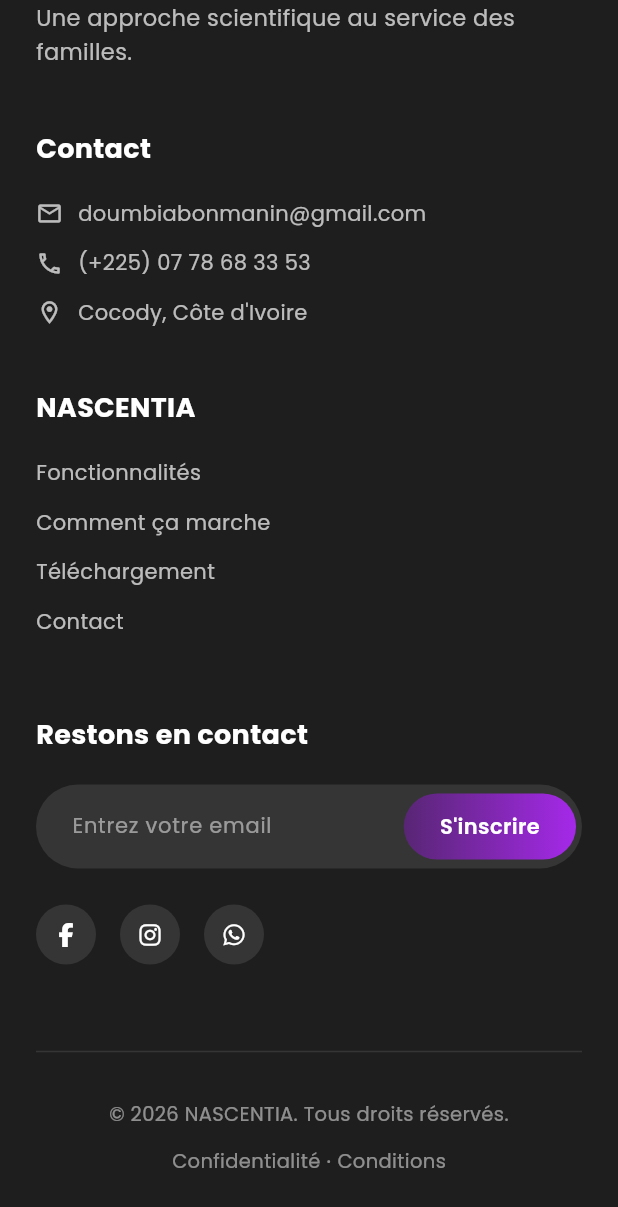
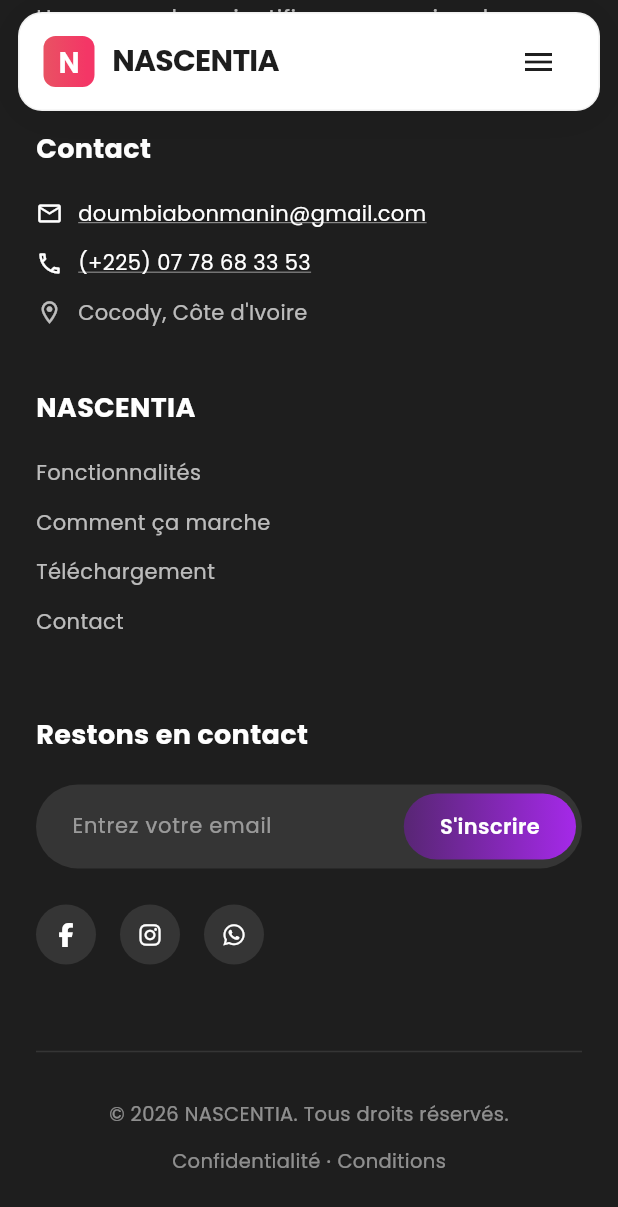
Before and after one commit to Gouzman/app.nascentia.com, a Flutter app: the DownloadPage screen opened by its route, scrolled down 3444 dp, on a phone screen of 412 x 824 dp. Shown: the top 1207 px of the screen. Run offline on Flutter 3.47's test engine with Material 3 defaults, Android fonts, the phone set to English and light mode, and no system bars; our stand-ins replace font_awesome_flutter, google_fonts, supabase_flutter; accounts and stored records are empty.

Commit message:
feat: nav sticky animée, menu fonctionnel, images réelles et contact cliquable
- Nav : position normale au chargement, slide depuis le haut au scroll (AnimatedSlide + AnimatedOpacity)
- DownloadPage : menu items naviguent vers HomePage + scroll vers la section cible
- Footer : liens Contact/Fonctionnalités fonctionnels depuis DownloadPage
- Contacts cliquables : email (mailto:), téléphone (tel:) dans footer et nav
- Images réelles : image_header-1/2, image_section1/2, 6 screenshots DownloadPage
- pubspec.yaml : chemin assets corrigé (lib/assets/images/)

Co-Authored-By: Claude Sonnet 4.6 <noreply@anthropic.com>

```diff
--- a/lib/pages/download_page.dart
+++ b/lib/pages/download_page.dart
@@ -18,6 +18,8 @@ class DownloadPage extends StatefulWidget {
 class _DownloadPageState extends State<DownloadPage> {
   int _selectedScreenshot = 0;
   bool _isDownloadHovered = false;
+  final ScrollController _scrollController = ScrollController();
+  bool _isNavScrolled = false;
 
   List<Review> _reviews = [];
   int _downloadsCount = 0;
@@ -52,6 +54,18 @@ class _DownloadPageState extends State<DownloadPage> {
   void initState() {
     super.initState();
     _loadData();
+    _scrollController.addListener(() {
+      final scrolled = _scrollController.offset > 100;
+      if (scrolled != _isNavScrolled) {
+        setState(() => _isNavScrolled = scrolled);
+      }
+    });
+  }
+
+  @override
+  void dispose() {
+    _scrollController.dispose();
+    super.dispose();
   }
 
   Future<void> _loadData() async {
@@ -104,10 +118,13 @@ class _DownloadPageState extends State<DownloadPage> {
 
     return Scaffold(
       backgroundColor: AppColors.lightBg,
-      body: SingleChildScrollView(
+      body: Stack(
+        children: [
+          SingleChildScrollView(
+            controller: _scrollController,
             child: Column(
               children: [
-            // Navigation
+                // Nav en position normale (scrolle avec le contenu)
                 const TopNavigationBar(),
 
                 // Contenu principal
@@ -189,6 +206,28 @@ class _DownloadPageState extends State<DownloadPage> {
                 const AppFooter(),
               ],
             ),
+          ),
+
+          // Nav sticky — slide depuis le haut quand on dépasse la nav originale
+          Positioned(
+            top: 0,
+            left: 0,
+            right: 0,
+            child: AnimatedSlide(
+              offset: _isNavScrolled ? Offset.zero : const Offset(0, -1.5),
+              duration: const Duration(milliseconds: 350),
+              curve: Curves.easeOutCubic,
+              child: AnimatedOpacity(
+                opacity: _isNavScrolled ? 1.0 : 0.0,
+                duration: const Duration(milliseconds: 250),
+                child: IgnorePointer(
+                  ignoring: !_isNavScrolled,
+                  child: const TopNavigationBar(isScrolled: true),
+                ),
+              ),
+            ),
+          ),
+        ],
       ),
     );
   }
@@ -380,13 +419,14 @@ class _DownloadPageState extends State<DownloadPage> {
 
   // Screenshots section
   Widget _buildScreenshotsSection(bool isMobile, bool isTablet) {
-    final screenshots = [
-      {'icon': Icons.calendar_month, 'color': AppColors.purple},
-      {'icon': Icons.analytics, 'color': AppColors.primary},
-      {'icon': Icons.favorite, 'color': AppColors.secondary},
-      {'icon': Icons.insights, 'color': const Color(0xFF7B3AA0)},
+    const screenshots = [
+      'lib/assets/images/Download_ScrenShot-1.jpg',
+      'lib/assets/images/Download_ScrenShot-2.png',
+      'lib/assets/images/Download_ScrenShot-3.png',
+      'lib/assets/images/Download_ScrenShot-4.png',
+      'lib/assets/images/Download_ScrenShot-5.png',
+      'lib/assets/images/Download_ScrenShot-6.png',
     ];
-    const screenshotDurations = [260, 320, 280, 350];
 
     return Column(
       crossAxisAlignment: CrossAxisAlignment.start,
@@ -401,7 +441,7 @@ class _DownloadPageState extends State<DownloadPage> {
           child: Row(
             children: screenshots.asMap().entries.map((entry) {
               final index = entry.key;
-              final screenshot = entry.value;
+              final path = entry.value;
               final isSelected = _selectedScreenshot == index;
 
               return Padding(
@@ -409,40 +449,40 @@ class _DownloadPageState extends State<DownloadPage> {
                 child: GestureDetector(
                   onTap: () => setState(() => _selectedScreenshot = index),
                   child: AnimatedContainer(
-                    duration: Duration(
-                        milliseconds: screenshotDurations[index]),
+                    duration: const Duration(milliseconds: 280),
+                    curve: Curves.easeOutCubic,
                     width: isMobile ? 140 : 200,
                     height: isMobile ? 280 : 400,
                     decoration: BoxDecoration(
-                      gradient: LinearGradient(
-                        begin: Alignment.topLeft,
-                        end: Alignment.bottomRight,
-                        colors: [
-                          screenshot['color'] as Color,
-                          (screenshot['color'] as Color).withValues(alpha: 0.8),
-                        ],
-                      ),
                       borderRadius: BorderRadius.circular(20),
                       border: isSelected
-                          ? Border.all(
-                              color: AppColors.primary,
-                              width: 3,
-                            )
-                          : null,
+                          ? Border.all(color: AppColors.primary, width: 3)
+                          : Border.all(
+                              color: AppColors.greyLight.withValues(alpha: 0.15),
+                              width: 1,
+                            ),
                       boxShadow: [
                         BoxShadow(
-                          color: (screenshot['color'] as Color)
-                              .withValues(alpha: 0.3),
-                          blurRadius: isSelected ? 25 : 15,
-                          offset: Offset(0, isSelected ? 12 : 8),
-                        ),
-                      ],
-                    ),
-                    child: Center(
-                      child: Icon(
-                        screenshot['icon'] as IconData,
-                        size: isMobile ? 60 : 80,
-                        color: AppColors.white,
+                          color: Colors.black
+                              .withValues(alpha: isSelected ? 0.18 : 0.08),
+                          blurRadius: isSelected ? 24 : 12,
+                          offset: Offset(0, isSelected ? 10 : 4),
+                        ),
+                      ],
+                    ),
+                    child: ClipRRect(
+                      borderRadius: BorderRadius.circular(
+                          isSelected ? 17 : 20),
+                      child: Image.asset(
+                        path,
+                        fit: BoxFit.cover,
+                        errorBuilder: (_, __, ___) => Container(
+                          color: AppColors.greyLight.withValues(alpha: 0.1),
+                          child: const Center(
+                            child: Icon(Icons.image_not_supported_outlined,
+                                color: Colors.grey),
+                          ),
+                        ),
                       ),
                     ),
                   ),
--- a/lib/sections/fast_order_section.dart
+++ b/lib/sections/fast_order_section.dart
@@ -115,7 +115,7 @@ class _FastOrderSectionState extends State<FastOrderSection> {
               child: _buildPhoneMockup(
                 phoneWidth,
                 phoneHeight,
-                'assets/images/phone_2.png',
+                'lib/assets/images/image_section2-2.png',
                 isBack: true,
               ),
             ),
@@ -128,7 +128,7 @@ class _FastOrderSectionState extends State<FastOrderSection> {
               child: _buildPhoneMockup(
                 phoneWidth,
                 phoneHeight,
-                'assets/images/phone_1.png',
+                'lib/assets/images/image_section2-1.png',
                 isBack: false,
               ),
             ),
--- a/lib/sections/hero_section.dart
+++ b/lib/sections/hero_section.dart
@@ -275,7 +275,7 @@ class _HeroSectionState extends State<HeroSection>
           right: isDesktop ? 100 : 50,
           bottom: 30,
           child: _AnimatedPhone(
-            imagePath: 'assets/images/phone_1.png',
+            imagePath: 'lib/assets/images/image_header-1.png',
             rotation: -8 * math.pi / 180,
             delay: 200,
             scale: isDesktop ? 0.9 : 0.75,
@@ -285,7 +285,7 @@ class _HeroSectionState extends State<HeroSection>
           right: isDesktop ? 280 : 180,
           top: 70,
           child: _AnimatedPhone(
-            imagePath: 'assets/images/phone_2.png',
+            imagePath: 'lib/assets/images/image_header-2.png',
             rotation: 6 * math.pi / 180,
             delay: 400,
             scale: isDesktop ? 0.9 : 0.75,
--- a/lib/sections/personalized_support_section.dart
+++ b/lib/sections/personalized_support_section.dart
@@ -286,7 +286,7 @@ class _PersonalizedSupportSectionState
         child: ClipRRect(
           borderRadius: BorderRadius.circular(24),
           child: Image.asset(
-            'assets/images/phone_1.png',
+            'lib/assets/images/image_section1.png',
             fit: BoxFit.cover,
             errorBuilder: (context, error, stackTrace) {
               return Container(
--- a/lib/widgets/app_footer.dart
+++ b/lib/widgets/app_footer.dart
@@ -1,5 +1,6 @@
 import 'package:flutter/material.dart';
 import 'package:font_awesome_flutter/font_awesome_flutter.dart';
+import 'package:url_launcher/url_launcher.dart';
 import '../theme/app_colors.dart';
 import '../theme/app_constants.dart';
 import '../services/navigation_service.dart';
@@ -138,28 +139,54 @@ class AppFooter extends StatelessWidget {
               fontSize: 18, fontWeight: FontWeight.bold, color: Colors.white),
         ),
         const SizedBox(height: 20),
-        _buildContactItem(Icons.email_outlined, 'doumbiabonmanin@gmail.com'),
+        _buildContactItem(
+          Icons.email_outlined,
+          'doumbiabonmanin@gmail.com',
+          url: 'mailto:doumbiabonmanin@gmail.com',
+        ),
         const SizedBox(height: 12),
-        _buildContactItem(Icons.phone_outlined, '(+225) 07 78 68 33 53'),
+        _buildContactItem(
+          Icons.phone_outlined,
+          '(+225) 07 78 68 33 53',
+          url: 'tel:+2250778683353',
+        ),
         const SizedBox(height: 12),
-        _buildContactItem(Icons.location_on_outlined, 'Cocody, Côte d\'Ivoire'),
+        _buildContactItem(
+          Icons.location_on_outlined,
+          'Cocody, Côte d\'Ivoire',
+        ),
       ],
     );
   }
 
-  Widget _buildContactItem(IconData icon, String text) {
-    return Row(
+  Widget _buildContactItem(IconData icon, String text, {String? url}) {
+    final content = Row(
       children: [
-        Icon(icon, color: Colors.white70, size: 18),
+        Icon(icon, color: url != null ? Colors.white : Colors.white70, size: 18),
         const SizedBox(width: 10),
         Expanded(
           child: Text(
             text,
-            style: const TextStyle(
-                fontSize: 14, color: Colors.white70, height: 1.5),
+            style: TextStyle(
+              fontSize: 14,
+              color: url != null ? Colors.white : Colors.white70,
+              height: 1.5,
+              decoration: url != null ? TextDecoration.underline : null,
+              decorationColor: Colors.white54,
+            ),
           ),
         ),
       ],
+    );
+
+    if (url == null) return content;
+
+    return MouseRegion(
+      cursor: SystemMouseCursors.click,
+      child: GestureDetector(
+        onTap: () => launchUrl(Uri.parse(url)),
+        child: content,
+      ),
     );
   }
 
@@ -200,19 +227,36 @@ class AppFooter extends StatelessWidget {
   }
 
   void _handleLinkNavigation(String linkText, BuildContext context) {
+    final isOnDownload =
+        ModalRoute.of(context)?.settings.name == '/download';
+
     switch (linkText) {
       case 'Fonctionnalités':
-        NavigationService.scrollToSectionByName('Fonctionnalités');
+        if (isOnDownload) {
+          Navigator.pushReplacementNamed(context, '/',
+              arguments: 'Fonctionnalités');
+        } else {
+          NavigationService.scrollToSectionByName('Fonctionnalités');
+        }
         break;
       case 'Comment ça marche':
-        NavigationService.scrollToSectionByName('Comment ça marche');
+        if (isOnDownload) {
+          Navigator.pushReplacementNamed(context, '/',
+              arguments: 'Comment ça marche');
+        } else {
+          NavigationService.scrollToSectionByName('Comment ça marche');
+        }
         break;
       case 'Téléchargement':
-        // R3 — Navigation fonctionnelle vers la page de téléchargement
         Navigator.pushNamed(context, '/download');
         break;
       case 'Contact':
-        NavigationService.scrollToSectionByName('Contact');
+        if (isOnDownload) {
+          Navigator.pushReplacementNamed(context, '/',
+              arguments: 'Contact');
+        } else {
+          NavigationService.scrollToSectionByName('Contact');
+        }
         break;
     }
   }
--- a/lib/widgets/top_navigation_bar.dart
+++ b/lib/widgets/top_navigation_bar.dart
@@ -1,31 +1,49 @@
 import 'package:flutter/material.dart';
+import 'package:url_launcher/url_launcher.dart';
 import '../theme/app_colors.dart';
 import '../services/navigation_service.dart';
 
-/// Top Navigation Bar - Barre de navigation supérieure
-class TopNavigationBar extends StatelessWidget {
-  const TopNavigationBar({Key? key}) : super(key: key);
+class TopNavigationBar extends StatefulWidget {
+  final bool isScrolled;
+  const TopNavigationBar({Key? key, this.isScrolled = false}) : super(key: key);
 
   @override
+  State<TopNavigationBar> createState() => _TopNavigationBarState();
+}
+
+class _TopNavigationBarState extends State<TopNavigationBar> {
+  @override
   Widget build(BuildContext context) {
+    final s = widget.isScrolled;
     final size = MediaQuery.of(context).size;
     final isMobile = size.width < 768;
     final isTablet = size.width >= 768 && size.width < 1024;
 
-    return Container(
-      height: 80,
-      margin: const EdgeInsets.all(20),
+    return AnimatedContainer(
+          duration: const Duration(milliseconds: 280),
+          curve: Curves.easeOutCubic,
+          height: s ? 66 : 80,
+          margin: s
+              ? const EdgeInsets.fromLTRB(12, 8, 12, 0)
+              : const EdgeInsets.all(20),
           padding: EdgeInsets.symmetric(
-        horizontal: isMobile ? 20 : (isTablet ? 40 : 60),
-        vertical: 12,
+            horizontal: isMobile ? 16 : (isTablet ? 32 : 48),
+            vertical: s ? 8 : 12,
           ),
           decoration: BoxDecoration(
-        color: AppColors.lightCream,
-        borderRadius: BorderRadius.circular(20),
+            color: s ? Colors.white : AppColors.lightCream,
+            borderRadius: BorderRadius.circular(s ? 16 : 20),
+            border: s
+                ? Border.all(
+                    color: Colors.black.withValues(alpha: 0.06),
+                    width: 1,
+                  )
+                : null,
             boxShadow: [
               BoxShadow(
-            color: Colors.black.withValues(alpha: 0.05),
-            blurRadius: 10,
+                color: Colors.black.withValues(alpha: s ? 0.10 : 0.05),
+                blurRadius: s ? 28 : 10,
+                spreadRadius: s ? 1 : 0,
                 offset: const Offset(0, 2),
               ),
             ],
@@ -33,38 +51,37 @@ class TopNavigationBar extends StatelessWidget {
           child: Row(
             mainAxisAlignment: MainAxisAlignment.spaceBetween,
             children: [
-          // Logo
-          _buildLogo(),
-
-          // Menu de navigation (Desktop & Tablet uniquement)
+              _buildLogo(s),
               if (!isMobile) _buildNavigationMenu(),
-
-          // Contact + CTA
-          if (!isMobile) _buildRightSection(isTablet) else _buildMobileMenu(),
+              if (!isMobile)
+                _buildRightSection(isTablet)
+              else
+                _buildMobileMenu(),
             ],
           ),
         );
   }
 
-  /// Logo NASCENTIA
-  Widget _buildLogo() {
+  Widget _buildLogo(bool isScrolled) {
     return Row(
       children: [
-        Container(
-          width: 40,
-          height: 40,
+        AnimatedContainer(
+          duration: const Duration(milliseconds: 280),
+          width: isScrolled ? 34 : 40,
+          height: isScrolled ? 34 : 40,
           decoration: BoxDecoration(
             gradient: AppColors.heroGradient,
-            borderRadius: BorderRadius.circular(10),
+            borderRadius: BorderRadius.circular(isScrolled ? 8 : 10),
           ),
-          child: const Center(
-            child: Text(
-              'N',
+          child: Center(
+            child: AnimatedDefaultTextStyle(
+              duration: const Duration(milliseconds: 280),
               style: TextStyle(
-                fontSize: 24,
+                fontSize: isScrolled ? 20.0 : 24.0,
                 fontWeight: FontWeight.bold,
                 color: Colors.white,
               ),
+              child: const Text('N'),
             ),
           ),
         ),
@@ -82,7 +99,6 @@ class TopNavigationBar extends StatelessWidget {
     );
   }
 
-  /// Menu de navigation
   Widget _buildNavigationMenu() {
     final menuItems = [
       'Accueil',
@@ -91,20 +107,26 @@ class TopNavigationBar extends StatelessWidget {
       'Application',
       'Contact',
     ];
-
     return Row(
       children: menuItems.map((item) => _buildMenuItem(item)).toList(),
     );
   }
 
   Widget _buildMenuItem(String title) {
-    return Padding(
+    return Builder(
+      builder: (context) => Padding(
         padding: const EdgeInsets.symmetric(horizontal: 16),
         child: MouseRegion(
           cursor: SystemMouseCursors.click,
           child: GestureDetector(
             onTap: () {
+              final route = ModalRoute.of(context)?.settings.name;
+              if (route == '/download') {
+                Navigator.pushReplacementNamed(context, '/',
+                    arguments: title);
+              } else {
                 NavigationService.scrollToSectionByName(title);
+              }
             },
             child: Text(
               title,
@@ -116,22 +138,23 @@ class TopNavigationBar extends StatelessWidget {
             ),
           ),
         ),
+      ),
     );
   }
 
-  /// Section droite (Téléphone + Bouton)
   Widget _buildRightSection(bool isTablet) {
     return Row(
       children: [
-        // Numéro de téléphone
         if (!isTablet) ...[
-          const Icon(
-            Icons.phone,
-            size: 18,
-            color: AppColors.primaryPink,
-          ),
-          const SizedBox(width: 8),
-          const Text(
+          MouseRegion(
+            cursor: SystemMouseCursors.click,
+            child: GestureDetector(
+              onTap: () => launchUrl(Uri.parse('tel:+2250778683353')),
+              child: const Row(
+                children: [
+                  Icon(Icons.phone, size: 18, color: AppColors.primaryPink),
+                  SizedBox(width: 8),
+                  Text(
                     '(+225) 07 78 68 33 53',
                     style: TextStyle(
                       fontSize: 14,
@@ -139,24 +162,23 @@ class TopNavigationBar extends StatelessWidget {
                       color: AppColors.darkText,
                     ),
                   ),
+                ],
+              ),
+            ),
+          ),
           const SizedBox(width: 20),
         ],
-
-        // Bouton CTA
         _buildCTAButton(isTablet),
       ],
     );
   }
 
-  /// Bouton CTA principal
   Widget _buildCTAButton(bool isSmall) {
     return Builder(
       builder: (context) => MouseRegion(
         cursor: SystemMouseCursors.click,
         child: GestureDetector(
-          onTap: () {
-            Navigator.pushNamed(context, '/download');
-          },
+          onTap: () => Navigator.pushNamed(context, '/download'),
           child: Container(
             padding: EdgeInsets.symmetric(
               horizontal: isSmall ? 20 : 28,
@@ -187,14 +209,11 @@ class TopNavigationBar extends StatelessWidget {
     );
   }
 
-  /// Menu hamburger (Mobile)
   Widget _buildMobileMenu() {
     return Builder(
       builder: (context) => IconButton(
         icon: const Icon(Icons.menu, color: AppColors.darkText),
-        onPressed: () {
-          Scaffold.of(context).openDrawer();
-        },
+        onPressed: () => Scaffold.of(context).openDrawer(),
       ),
     );
   }
--- a/pubspec.yaml
+++ b/pubspec.yaml
@@ -21,6 +21,9 @@ dependencies:
   # Backend Supabase
   supabase_flutter: ^2.8.4
 
+  # Liens externes (mailto, tel, https)
+  url_launcher: ^6.3.2
+
 dev_dependencies:
   flutter_test:
     sdk: flutter
@@ -32,4 +35,4 @@ flutter:
 
   # Assets - Images des mockups
   assets:
-    - assets/images/
+    - lib/assets/images/
```
Also changed, not shown: lib/pages/home_page.dart (+60 -6 lines). Lines whose indentation alone changed are shown as unchanged.
